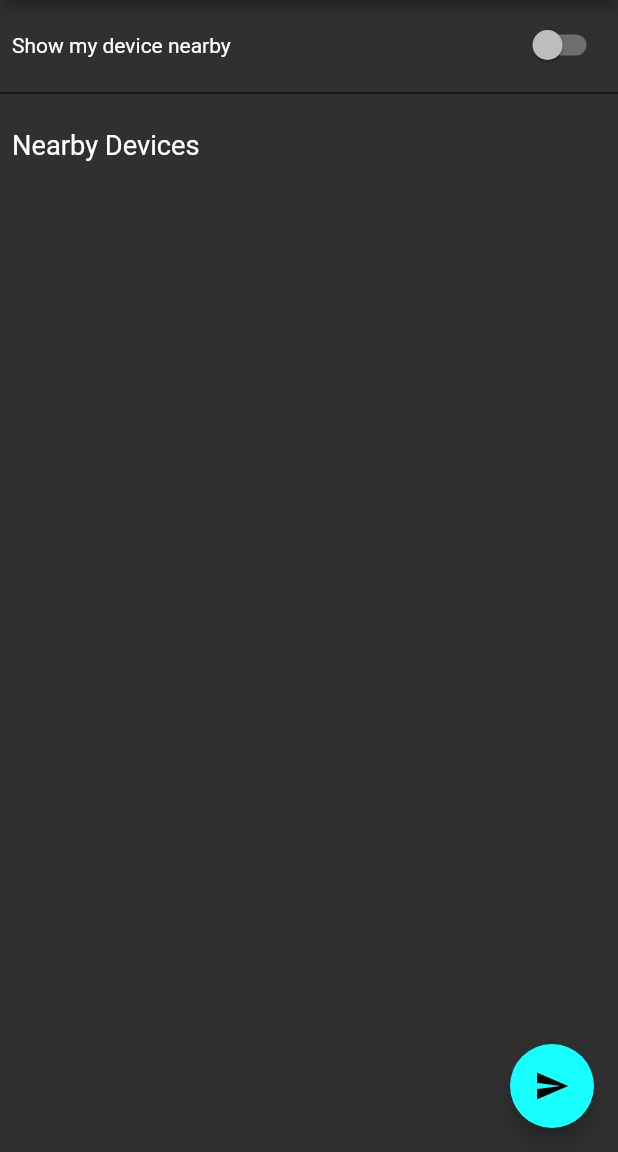
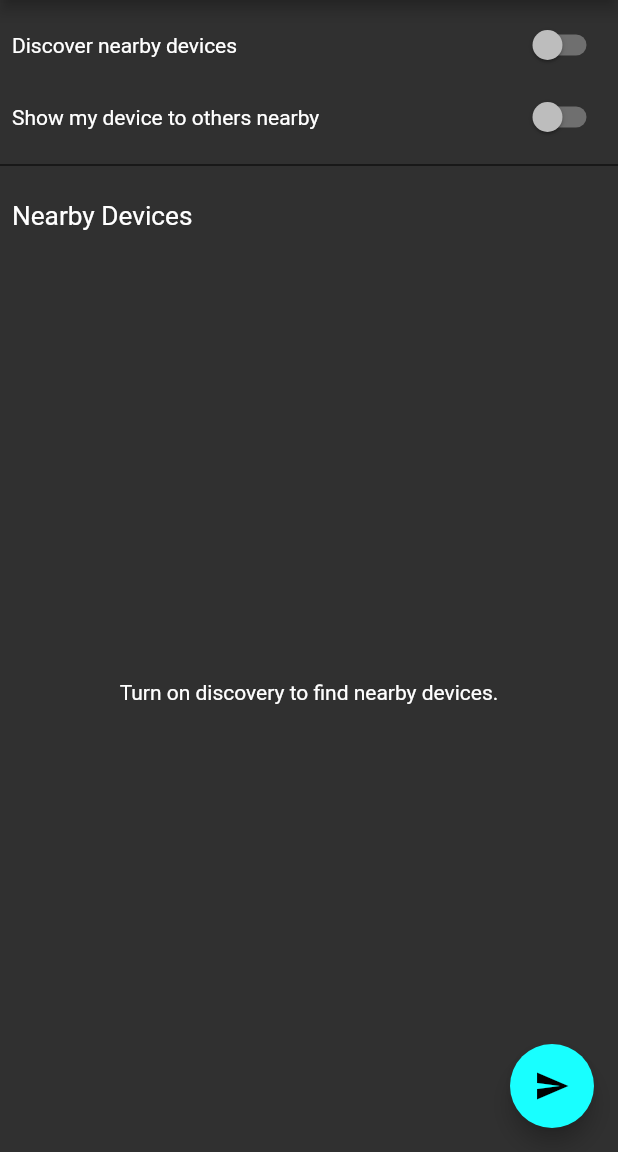
Before and after one commit to RohanKapurDEV/hyperdrive, a Flutter app: the screen it shows after launch, on a phone screen of 412 x 824 dp, the part 84-1236 px from its top. Run offline on Flutter 3.47's test engine with Material 2 defaults, Android fonts, the phone set to English and light mode, and no system bars; drawn by our look-alikes of flutter_inner_drawer; missing offline and left inert: nearby_connections.

Commit message:
Added start/stop for discovery and advertising

```diff
--- a/lib/main.dart
+++ b/lib/main.dart
@@ -34,7 +34,10 @@ class MainView extends StatefulWidget {
 
 class _MainViewState extends State<MainView> {
   final GlobalKey<InnerDrawerState> _drawerKey = GlobalKey<InnerDrawerState>();
+  final GlobalKey<ScaffoldState> _scaffoldKey = GlobalKey<ScaffoldState>();
+
   bool _showDiscoveryLoadingBar = false;
+  bool _advertisingStatus = false;
 
   void _toggleDrawer() {
     _drawerKey.currentState.toggle();
@@ -49,22 +52,80 @@ class _MainViewState extends State<MainView> {
   /// Hooks into the NearbyService to check for and activate the necessary permissions required to
   /// start looking for and creating connections with other devices
   checkAndHandlePermissions() async {
-    NearbyService nearbyService = NearbyService();
+    NearbyService nearbyService =
+        Provider.of<NearbyService>(context, listen: false);
     int permissionsStatus = await nearbyService.checkPermissions();
     nearbyService.enablePermissions(permissionsStatus);
     await nearbyService.checkLocationEnabled();
   }
 
-  initiateDiscovery() {
+  initiateDiscovery() async {
     setState(() {
       this._showDiscoveryLoadingBar = true;
     });
+
+    final NearbyService nearbyService =
+        Provider.of<NearbyService>(context, listen: false);
+    try {
+      await Nearby().startDiscovery(
+        nearbyService.username,
+        Strategy.P2P_STAR,
+        onEndpointFound: (String id, String userName, String serviceId) {
+          // called when an advertiser is found
+        },
+        onEndpointLost: (String id) {
+          //called when an advertiser is lost (only if we weren't connected to it )
+        },
+        serviceId: "com.rohankapur.hyperdrive", // uniquely identifies your app
+      );
+    } catch (e) {
+      print(e);
+      this._scaffoldKey.currentState.showSnackBar(SnackBar(
+            content: Text(e.toString()),
+          ));
+    }
   }
 
   stopDiscovery() {
     setState(() {
       this._showDiscoveryLoadingBar = false;
     });
+    Nearby().stopDiscovery();
+  }
+
+  initiateAdvertising() async {
+    print('Started Advertising...');
+    setState(() {
+      this._advertisingStatus = true;
+    });
+
+    final NearbyService nearbyService = Provider.of<NearbyService>(context, listen: false);
+    try {
+    bool a = await Nearby().startAdvertising(
+        nearbyService.username,
+        Strategy.P2P_STAR,
+        onConnectionInitiated: (String id,ConnectionInfo info) {
+        // Called whenever a discoverer requests connection
+        },
+        onConnectionResult: (String id,Status status) {
+        // Called when connection is accepted/rejected
+        },
+        onDisconnected: (String id) {
+        // Callled whenever a discoverer disconnects from advertiser
+        },
+        serviceId: "com.yourdomain.appname", // uniquely identifies your app
+    );
+} catch (exception) {
+    // platform exceptions like unable to start bluetooth or insufficient permissions
+}
+  }
+
+  stopAdvertising() async {
+    print('Stopped Advertising...');
+    setState(() {
+      this._advertisingStatus = false;
+    });
+    Nearby().stopAdvertising();
   }
 
   _buildDiscoveryProgressBar() {
@@ -72,6 +133,28 @@ class _MainViewState extends State<MainView> {
       return LinearProgressIndicator();
     } else {
       return SizedBox(height: 6);
+    }
+  }
+
+  _buildActiveDeviceView() {
+    buildText() {
+      if (this._showDiscoveryLoadingBar) {
+        return 'Looking for nearby devices';
+      } else {
+        return 'Turn on discovery to find nearby devices.';
+      }
+    }
+
+    final NearbyService nearbyService = Provider.of<NearbyService>(context);
+
+    if (nearbyService.advertisers.length == 0) {
+      return Expanded(
+        child: Center(
+          child: Text(buildText()),
+        ),
+      );
+    } else {
+      return Container();
     }
   }
 
@@ -115,6 +198,7 @@ class _MainViewState extends State<MainView> {
         ),
       ),
       scaffold: Scaffold(
+        key: _scaffoldKey,
         appBar: AppBar(
           title: Text('Hyperdrive'),
           centerTitle: true,
@@ -133,7 +217,7 @@ class _MainViewState extends State<MainView> {
               child: Row(
                 mainAxisAlignment: MainAxisAlignment.spaceBetween,
                 children: <Widget>[
-                  Text('Show my device nearby'),
+                  Text('Discover nearby devices'),
                   Switch(
                     value: this._showDiscoveryLoadingBar,
                     onChanged: (val) {
@@ -147,16 +231,37 @@ class _MainViewState extends State<MainView> {
                 ],
               ),
             ),
+            Padding(
+              padding: const EdgeInsets.fromLTRB(8, 0, 8, 0),
+              child: Row(
+                mainAxisAlignment: MainAxisAlignment.spaceBetween,
+                children: <Widget>[
+                  Text('Show my device to others nearby'),
+                  Switch(
+                    value: this._advertisingStatus,
+                    onChanged: (val) {
+                      if (this._advertisingStatus) {
+                        stopAdvertising();
+                      } else {
+                        initiateAdvertising();
+                      }
+                    },
+                  )
+                ],
+              ),
+            ),
             Divider(color: Colors.black),
             SizedBox(height: 16),
             Padding(
-              padding: const EdgeInsets.fromLTRB(8,0,8,0),
+              padding: const EdgeInsets.fromLTRB(8, 0, 24, 0),
               child: Row(
+                mainAxisAlignment: MainAxisAlignment.spaceBetween,
                 children: <Widget>[
-                  Text('Nearby Devices', textScaleFactor: 1.3)
+                  Text('Nearby Devices', textScaleFactor: 1.25)
                 ],
               ),
-            )
+            ),
+            _buildActiveDeviceView()
           ],
         ),
       ),
--- a/lib/services/nearby_service.dart
+++ b/lib/services/nearby_service.dart
@@ -8,7 +8,7 @@ class NearbyService extends ChangeNotifier {
   String _username;
   String get username => _username ??= uniqueUsername();
 
-  List<Map<String, dynamic>> _advertisers;
+  List<Map<String, dynamic>> _advertisers = [];
   List<Map<String, dynamic>> get advertisers => _advertisers;
 
   /// Initializes necessary variables and starts looking for active advertisers nearby
```
